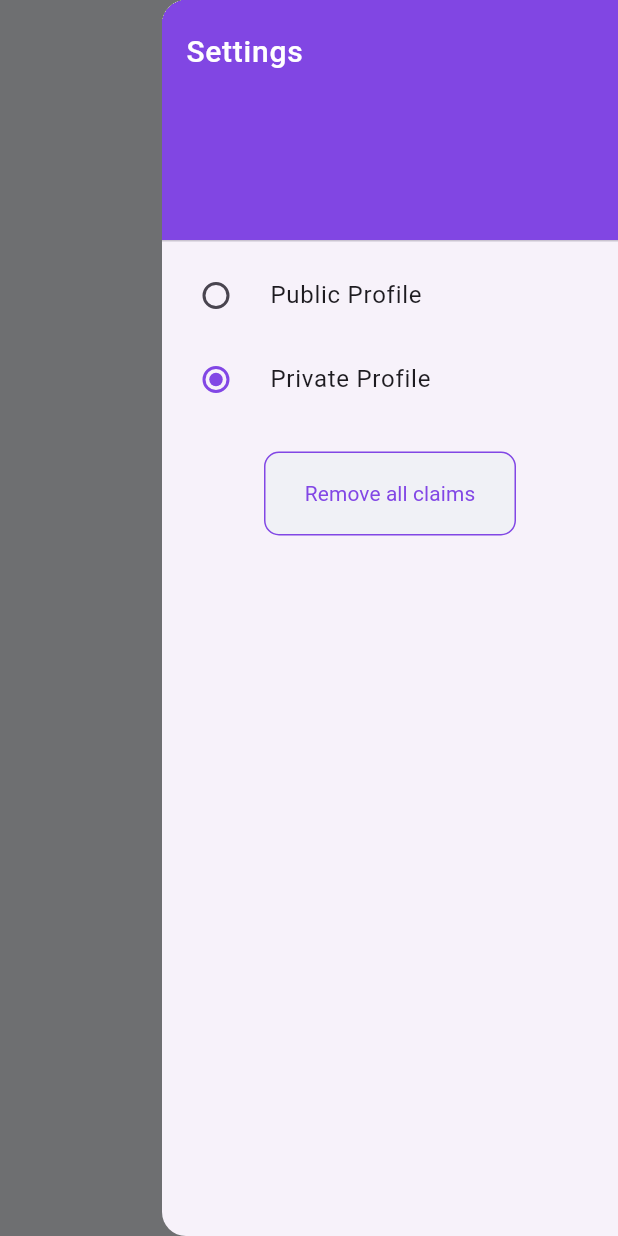
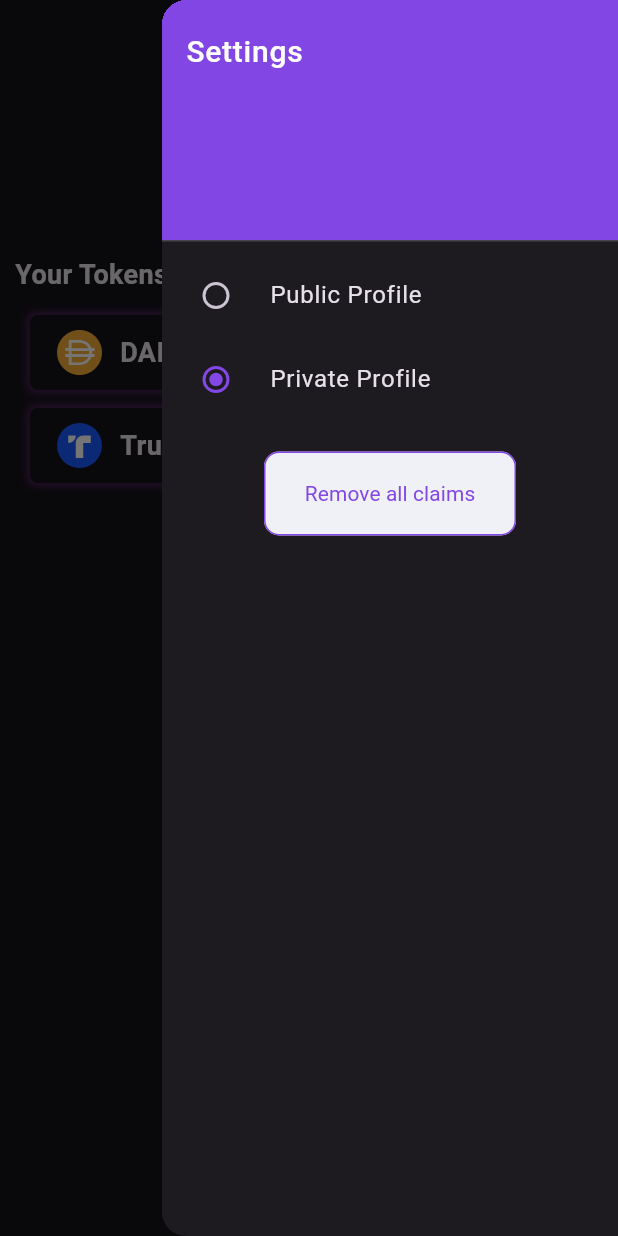
Before and after one commit to MKsKzWEPAST/AA-SSI, a Flutter app: the CombinedScreen screen opened by its route, after a tap on "Scan QR code", after a tap on the "menu" icon, after a tap on "Private Profile", on a phone screen of 412 x 824 dp. Run offline on Flutter 3.47's test engine with Material 3 defaults, Android fonts, the phone set to English and light mode, and no system bars; our stand-ins replace bloc, camera, firebase_auth, firebase_core, flutter_bloc, flutter_dotenv and 10 more; missing offline and left inert: google_mlkit_barcode_scanning, google_mlkit_commons, polygonid_flutter_sdk, scan, secure_application; accounts and stored records are empty; generated files the repository leaves out were written again; network calls fail; project files that could hold a hidden picture were left out.

Commit message:
FluWallet Tokens Update

```diff
--- a/flu-wallet/lib/src/presentation/app.dart
+++ b/flu-wallet/lib/src/presentation/app.dart
@@ -58,13 +58,7 @@ class AppState extends State<App> with WidgetsBindingObserver {
             home: const SplashScreen(),
             routes: Routes.getRoutes(context),
             navigatorKey: navigatorKey,
-            theme: ThemeData(
-              primarySwatch: CustomColors.primaryWhite,
-              buttonTheme: const ButtonThemeData(
-                buttonColor: CustomColors.primaryOrange,
-                textTheme: ButtonTextTheme.accent,
-              ),
-            ),
+            theme: ThemeData.dark(),
           );
         },
       ),
--- /dev/null
+++ b/flu-wallet/lib/src/presentation/ui/combined_authclaim/widgets/TokenWallet.dart
@@ -0,0 +1,128 @@
+import 'package:flutter/material.dart';
+import 'package:flutter_svg/svg.dart';
+import 'package:qr_flutter/qr_flutter.dart';
+
+class TokenWallet extends StatelessWidget {
+  final String address;
+  final Map<String, Map<String, Object>> tokens;
+
+  TokenWallet({super.key, required this.address, required this.tokens});
+
+  @override
+  Widget build(BuildContext context) {
+    return Container(
+      padding: new EdgeInsets.symmetric(horizontal:10.0),
+      child: Column(
+        crossAxisAlignment: CrossAxisAlignment.start,
+        children: [
+          const Text(
+            'Your Tokens:',
+            style: TextStyle(fontSize: 18, fontWeight: FontWeight.bold),
+          ),
+          const SizedBox(height: 8),
+          SizedBox(
+            height: 200,
+            child: ListView.builder(
+              itemCount: tokens.length,
+              itemBuilder: (context, index) {
+                final tokenName = tokens.keys.elementAt(index);
+                final tokenQuantity = tokens[tokenName]!['quantity']!;
+                final tokenIcon = tokens[tokenName]!['icon']!.toString();
+                return Padding(
+                  padding: const EdgeInsets.symmetric(
+                      vertical: 6.0, horizontal: 10.0),
+                  child: Container(
+                    height: 50.0,
+                    decoration: BoxDecoration(
+                      color: Theme.of(context).cardColor,
+                      borderRadius: BorderRadius.circular(5.0),
+                      boxShadow: [
+                        BoxShadow(
+                          color: Colors.purpleAccent.withOpacity(0.3),
+                          blurRadius: 4.0,
+                          spreadRadius: 2.0,
+                        ),
+                      ],
+                    ),
+                    padding: const EdgeInsets.symmetric(
+                        horizontal: 16.0, vertical: 10.0),
+                    child: Row(
+                      mainAxisAlignment: MainAxisAlignment.spaceBetween,
+                      children: [
+                        Row(
+                          children: [
+                            SvgPicture.asset(
+                              tokenIcon,
+                              width: 34,
+                              height: 34,
+                            ),
+                            const SizedBox(width: 10),
+                            Text(
+                              '$tokenName',
+                              style: const TextStyle(
+                                fontSize: 18,
+                                fontWeight: FontWeight.bold,
+                              ),
+                            ),
+                          ],
+                        ),
+                        Text(
+                          '$tokenQuantity',
+                          style: const TextStyle(
+                            fontSize: 18,
+                            fontWeight: FontWeight.bold,
+                          ),
+                        ),
+                      ],
+                    ),
+                  ),
+                );
+              },
+            ),
+          ),
+          const SizedBox(height: 16),
+          Center(
+            child: ElevatedButton(
+              onPressed: () {
+                showDialog(
+                  context: context,
+                  builder: (context) => AlertDialog(
+                    backgroundColor: Colors.deepPurple,
+                    title: const Text('Wallet Public Key'),
+                    content: SizedBox(
+                      width: MediaQuery.of(context).size.width * 0.6,
+                      child: Column(
+                        mainAxisSize: MainAxisSize.min,
+                        children: [
+                          QrImageView(
+                            data: address,
+                            version: QrVersions.auto,
+                            size: 200.0,
+                          ),
+                          const SizedBox(height: 8),
+                          Text(
+                            address,
+                            style: const TextStyle(fontSize: 16),
+                          ),
+                        ],
+                      ),
+                    ),
+                    actions: [
+                      TextButton(
+                        onPressed: () {
+                          Navigator.pop(context);
+                        },
+                        child: const Text('Close'),
+                      ),
+                    ],
+                  ),
+                );
+              },
+              child: const Text('Receive'),
+            ),
+          ),
+        ],
+      ),
+    );
+  }
+}
--- a/flu-wallet/lib/src/presentation/ui/combined_authclaim/widgets/combined.dart
+++ b/flu-wallet/lib/src/presentation/ui/combined_authclaim/widgets/combined.dart
@@ -27,6 +27,9 @@ import 'package:wallet_app/src/presentation/ui/combined_authclaim/combined_event
 import 'package:wallet_app/src/presentation/ui/combined_authclaim/combined_state.dart';
 import 'package:flutter_dotenv/flutter_dotenv.dart';
 import 'package:wallet_app/utils/wallet_utils.dart';
+
+import 'TokenWallet.dart';
+
 const USDT = 'USDT';
 const DAI = 'DAI';
 
@@ -65,7 +68,6 @@ class _CombinedScreenState extends State<CombinedScreen> {
   @override
   Widget build(BuildContext context) {
     return Scaffold(
-      backgroundColor: CustomColors.background,
       endDrawer: _buildDrawer(),
       appBar: _buildAppBar(),
       body: _buildBody(),
@@ -97,12 +99,11 @@ class _CombinedScreenState extends State<CombinedScreen> {
   PreferredSizeWidget _buildAppBar() {
     return AppBar(
       elevation: 0.0,
-      title: const Text(
+      title: Text(
         "Wallet",
         textAlign: TextAlign.center,
-        style: CustomTextStyles.titleTextStyle,
+        style: CustomTextStyles.titleTextStyle.copyWith(fontWeight: FontWeight.bold, color: Colors.deepPurple),
       ),
-      backgroundColor: CustomColors.background,
       automaticallyImplyLeading: false,
       centerTitle: true,
     );
@@ -159,7 +160,7 @@ class _CombinedScreenState extends State<CombinedScreen> {
                               } else {
                                 // data is fetched successfully
                                 address = snapshot.data!;
-                                return Text('Address: ${snapshot.data}', style: CustomTextStyles.descriptionTextStyle);
+                                return Text('Address: ${snapshot.data}', style: TextStyle(fontStyle: FontStyle.italic));
                               }
                             },
                           );
@@ -183,6 +184,11 @@ class _CombinedScreenState extends State<CombinedScreen> {
                       });
 
                     }),
+                const SizedBox(height: 10),
+                TokenWallet(address: address, tokens: const {
+                  'DAI': {'quantity': 321, 'icon': 'assets/images/dai-logo.svg'},
+                  'TrueUSD': {'quantity': 42, 'icon': 'assets/images/tusd-logo.svg'},
+                }),
                 const SizedBox(height: 10),
                 _buildProgress(),
                 const SizedBox(height: 10),
--- a/flu-wallet/lib/src/presentation/ui/splash/widgets/splash.dart
+++ b/flu-wallet/lib/src/presentation/ui/splash/widgets/splash.dart
@@ -40,7 +40,6 @@ class _SplashScreenState extends State<SplashScreen> {
   @override
   Widget build(BuildContext context) {
     return Scaffold(
-      backgroundColor: CustomColors.background,
       body: _buildBody(),
     );
   }
--- a/flu-wallet/pubspec.yaml
+++ b/flu-wallet/pubspec.yaml
@@ -62,6 +62,7 @@ dependencies:
   sqflite: ^2.3.3
   path: ^1.9.0
   flutter_dotenv: ^5.1.0
+  qr_flutter: ^4.1.0
 
 dev_dependencies:
   mockito: ^5.3.2
```
Also changed, not shown: flu-wallet/assets/images/trueusd-tusd-logo.svg (added), flu-wallet/assets/images/trueusd-tusd-seeklogo.svg (added), flu-wallet/assets/images/tusd-logo.svg (added), 1 other file.
